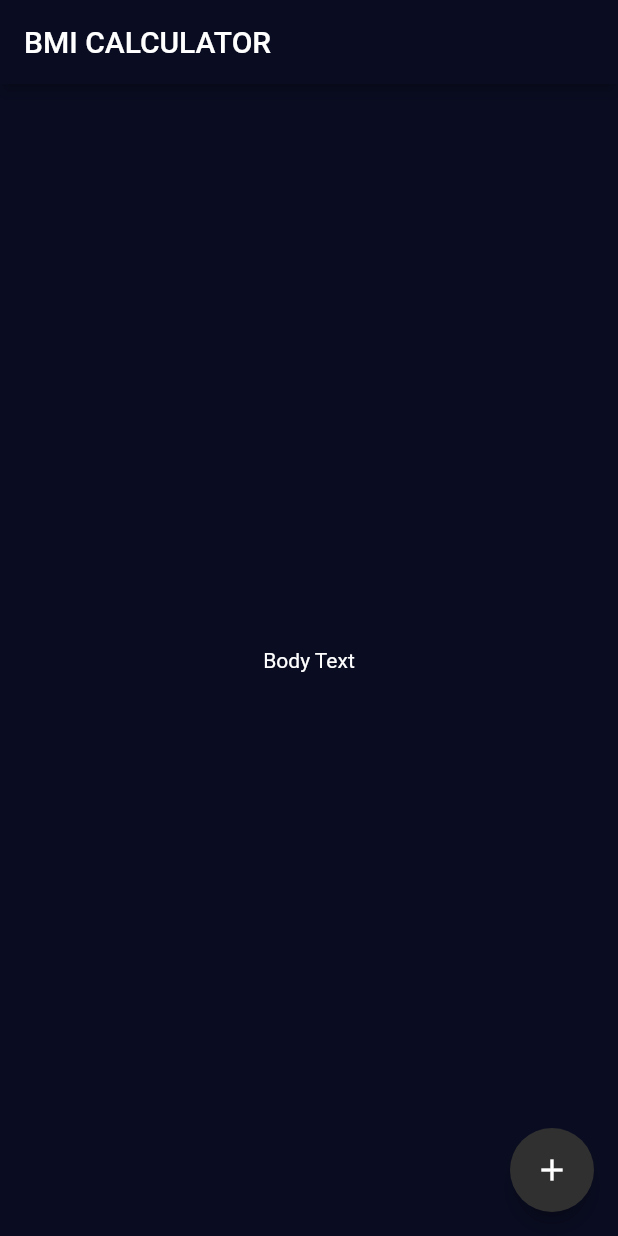
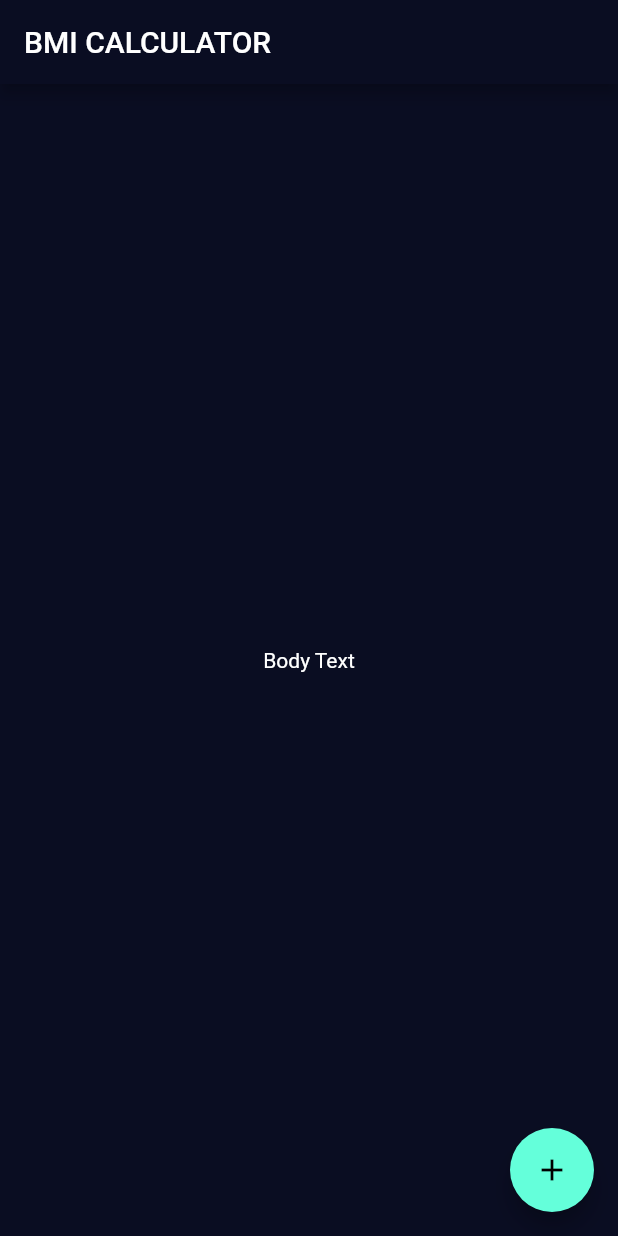
Before and after one commit to Procoder16/BMI_Calculator, a Flutter app: the screen it shows after launch, on a phone screen of 412 x 824 dp. Run offline on Flutter 3.47's test engine with Material 2 defaults, Android fonts, the phone set to English and light mode, and no system bars.

Commit message:
incorporated the dark theme with the required changes

```diff
--- a/lib/main.dart
+++ b/lib/main.dart
@@ -6,13 +6,9 @@ class BMICalculator extends StatelessWidget {
   @override
   Widget build(BuildContext context) {
     return MaterialApp(
-      theme: ThemeData(
+      theme: ThemeData.dark().copyWith(
         primaryColor: Color(0xFF0A0D22),
-        accentColor: Colors.grey[850],
         scaffoldBackgroundColor: Color(0xFF0A0D22),
-        textTheme: TextTheme(
-          body1: TextStyle(color: Colors.white),
-        ),
       ),
       home: InputPage(),
     );
```
